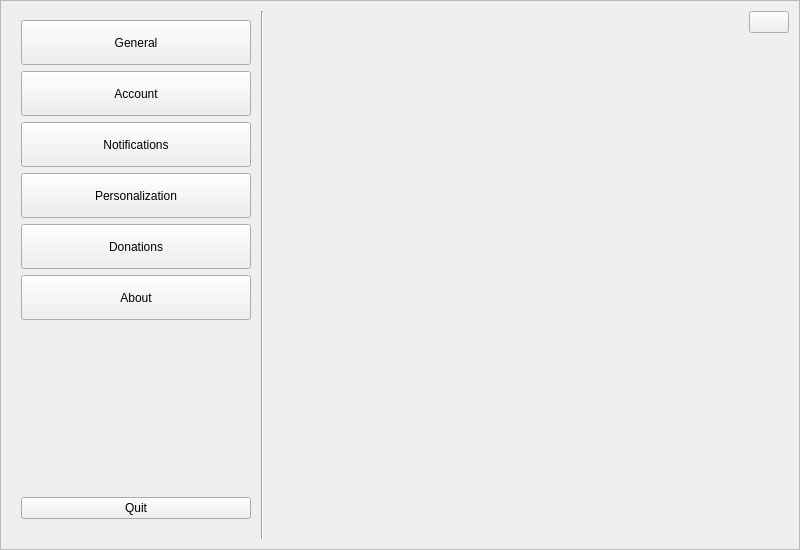
First picture: the form in zapzap/view/ui/settings.ui, repository jmbatistav/zapzap, before the edit.
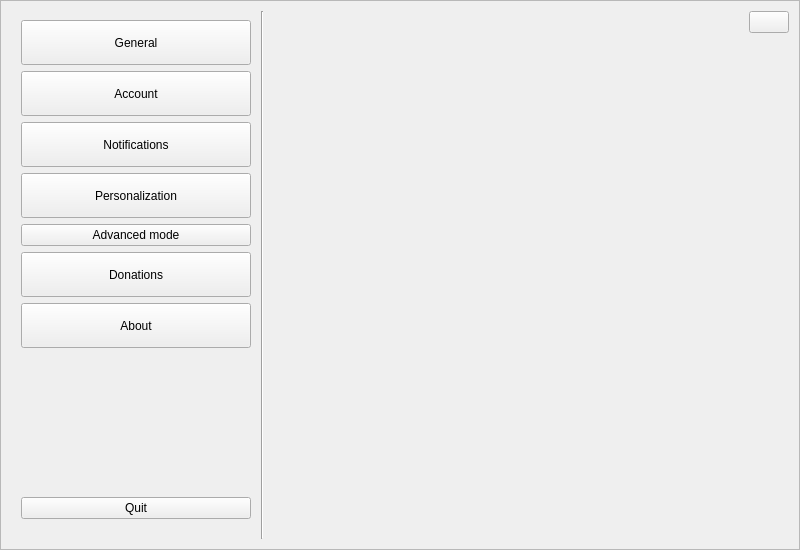
Second picture: the form after the edit.

What changed in the file:
```diff
--- a/zapzap/view/ui/settings.ui
+++ b/zapzap/view/ui/settings.ui
@@ -257,6 +257,13 @@
                    </property>
                   </widget>
                  </item>
+                 <item>
+                  <widget class="QPushButton" name="btn_avanced">
+                   <property name="text">
+                    <string>Advanced mode</string>
+                   </property>
+                  </widget>
+                 </item>
                  <item>
                   <widget class="QPushButton" name="btn_donations">
                    <property name="minimumSize">
```
